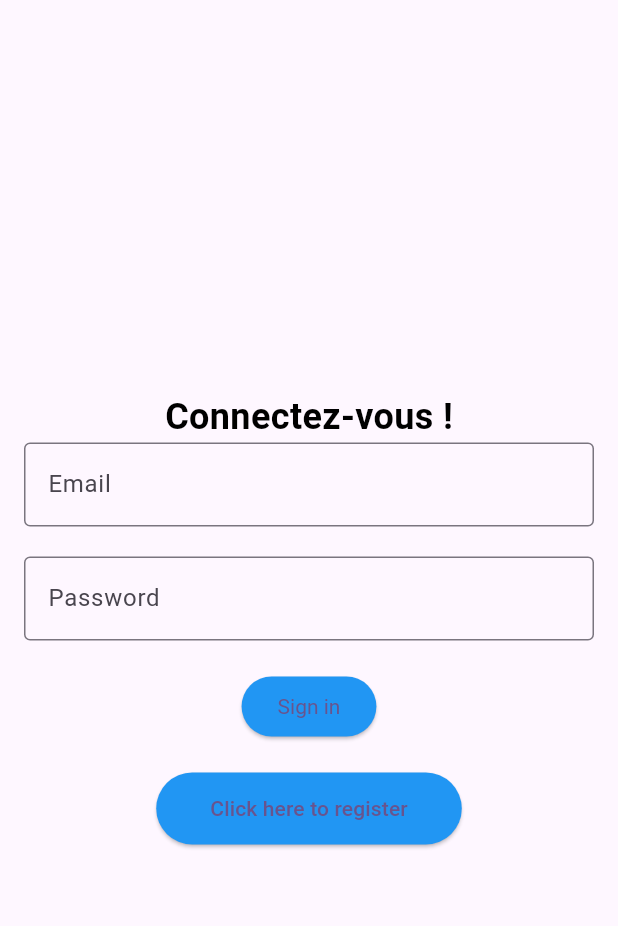
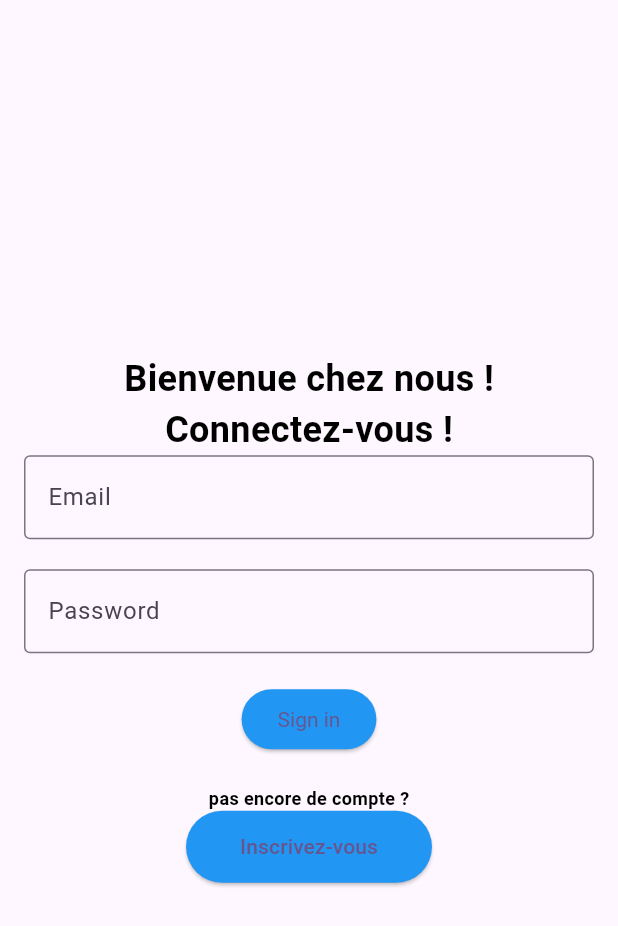
Before and after one commit to ibrahimaberete/projet-web-avril, a Flutter app: the RegisterPage screen opened directly, after a tap on "Register", after a tap on "Click here to Login", on a phone screen of 412 x 824 dp. Shown: the top 926 px of the screen. Run offline on Flutter 3.47's test engine with Material 3 defaults, Android fonts, the phone set to English and light mode, and no system bars; our stand-ins replace cloud_firestore, firebase_auth, firebase_core; missing offline and left inert: flutter_downloader; accounts and stored records are empty; network calls fail.

Commit message:
fix redirection probleme about login

```diff
--- a/flutter_firebase_app/lib/LoginPage.dart
+++ b/flutter_firebase_app/lib/LoginPage.dart
@@ -3,9 +3,10 @@ import 'package:firebase_auth/firebase_auth.dart';
 import 'package:flutter_firebase_app/RegisterPage.dart';
 
 class LoginPage extends StatefulWidget {
-  const LoginPage({Key? key}) : super(key: key);
+  const LoginPage({super.key});
 
   @override
+  // ignore: library_private_types_in_public_api
   _LoginPageState createState() => _LoginPageState();
 }
 
@@ -23,6 +24,14 @@ class _LoginPageState extends State<LoginPage> {
             mainAxisAlignment: MainAxisAlignment.center,
             children: <Widget>[
               const Text(
+                'Bienvenue chez nous !',
+                style: TextStyle(
+                  fontSize: 24,
+                  fontWeight: FontWeight.bold,
+                  color: Colors.black,
+                ),
+              ),
+              const Text(
                 'Connectez-vous !',
                 style: TextStyle(
                   fontSize: 24,
@@ -30,9 +39,10 @@ class _LoginPageState extends State<LoginPage> {
                   color: Colors.black,
                 ),
               ),
+
               TextField(
                 controller: _emailController,
-                decoration: InputDecoration(
+                decoration: const InputDecoration(
                   labelText: 'Email',
                   border: OutlineInputBorder(),
                 ),
@@ -40,19 +50,19 @@ class _LoginPageState extends State<LoginPage> {
               SizedBox(height: 20),
               TextField(
                 controller: _passwordController,
-                decoration: InputDecoration(
+                decoration: const InputDecoration(
                   labelText: 'Password',
                   border: OutlineInputBorder(),
                 ),
                 obscureText: true,
               ),
-              SizedBox(height: 20),
+              const SizedBox(height: 20),
               ElevatedButton(
                 style: ElevatedButton.styleFrom(
                   backgroundColor: Colors.blue, // background color
-                  textStyle: TextStyle(color: Colors.white), // text color
+                  textStyle: const TextStyle(color: Colors.white), // text color
                 ),
-                child: Text('Sign in'),
+                child: const Text('Sign in'),
                 onPressed: () async {
                   try {
                     await FirebaseAuth.instance.signInWithEmailAndPassword(
@@ -79,21 +89,30 @@ class _LoginPageState extends State<LoginPage> {
                         break;
                     }
                     print(message);
+                    // ignore: use_build_context_synchronously
                     ScaffoldMessenger.of(context).showSnackBar(
                       SnackBar(content: Text(message), backgroundColor: Colors.red),
                     );
                   }
                 },
               ),
-              SizedBox(height: 20),
+              const SizedBox(height: 20),
+              const Text(
+                'pas encore de compte ?',
+                style: TextStyle(
+                  fontSize: 12,
+                  fontWeight: FontWeight.bold,
+                  color: Colors.black,
+                ),
+              ),
 
                ElevatedButton(
                 style: ElevatedButton.styleFrom(
                   backgroundColor: Colors.blue, // background color
-                  textStyle: TextStyle(color: Colors.white), // text color
+                  textStyle: const TextStyle(color: Colors.white), // text color
                 ),onPressed: () {  },
                 child: TextButton(
-                child: const Text('Click here to register'),
+                child: const Text('Inscrivez-vous'),
                 onPressed: () {
                   Navigator.push(
                     context,
--- a/flutter_firebase_app/lib/main.dart
+++ b/flutter_firebase_app/lib/main.dart
@@ -5,7 +5,6 @@ import 'package:flutter/material.dart';
 import 'package:flutter_downloader/flutter_downloader.dart';
 import 'package:flutter_firebase_app/HomePage.dart';
 import 'package:flutter_firebase_app/LoginPage.dart';
-import 'package:flutter_firebase_app/WelcomePage.dart';
 import 'firebase_options.dart';
 
 void main() async {
@@ -38,7 +37,7 @@ class MyApp extends StatelessWidget {
           if (snapshot.hasData) {
             return const MyHomePage(title: 'Flutter Application Cities');
           }
-          return const WelcomePage();
+          return const LoginPage();
         },
       ),
     );
```
